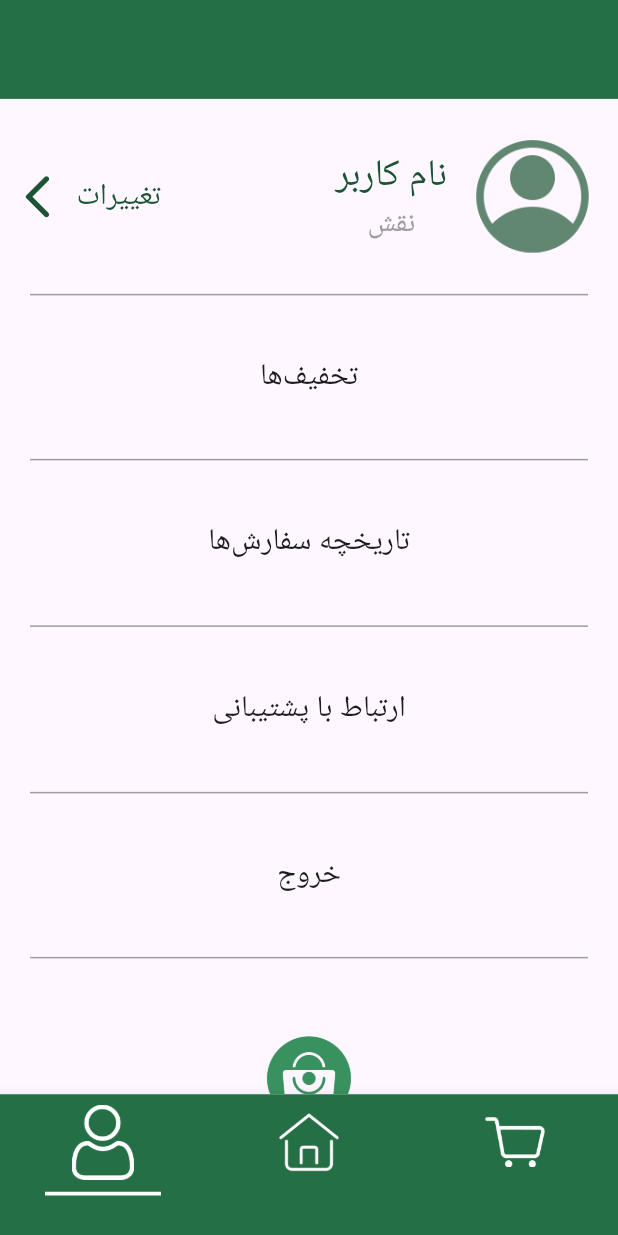
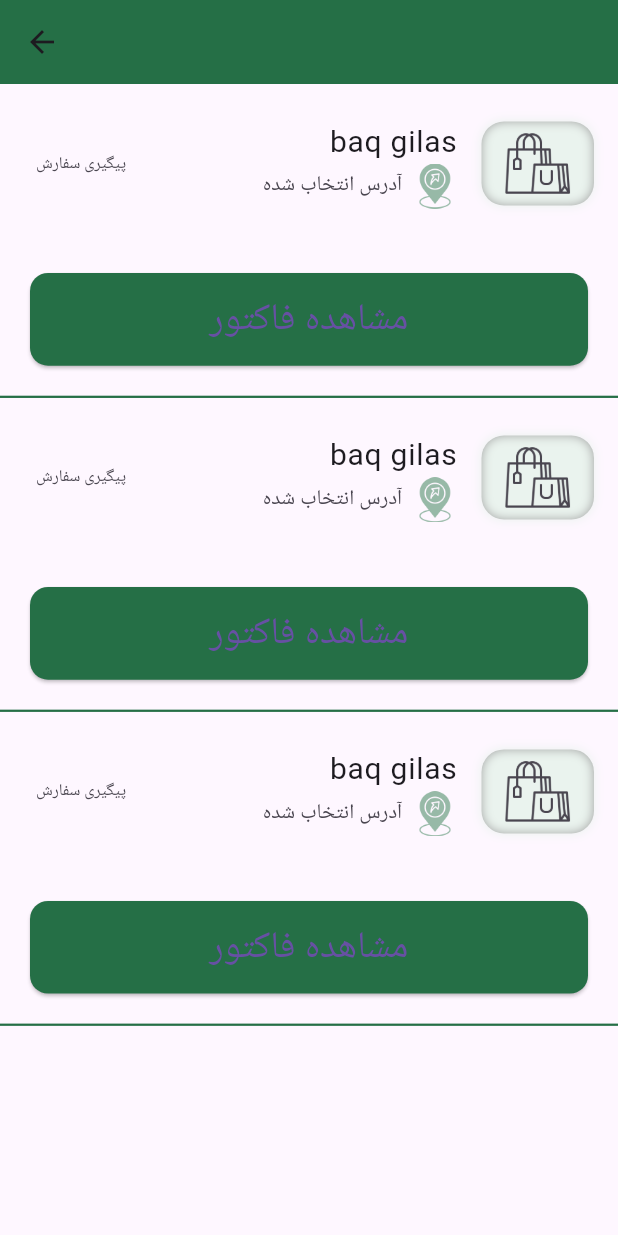
Before and after one commit to MohammadHuseyn/blink, a Flutter app: the screen it shows after launch, after a tap on "تاریخچه سفارش‌ها", on a phone screen of 412 x 824 dp. Run offline on Flutter 3.47's test engine with Material 3 defaults, Android fonts, the phone set to English and light mode, and no system bars; our stand-ins replace flutter_map, flutter_native_splash, latlong2; network calls fail; Roboto replaces fonts that are missing (shabnam).

Commit message:
order history / designing main page

```diff
--- a/lib/pages/Home.dart
+++ b/lib/pages/Home.dart
@@ -1,4 +1,5 @@
 import 'package:blink/pages/Chat.dart';
+import 'package:blink/pages/OrderHistory.dart';
 import 'package:blink/pages/OrderStatus.dart';
 import 'package:blink/pages/StorePage.dart';
 
@@ -257,7 +258,9 @@ class _HomeState extends State<Home> {
                         behavior: HitTestBehavior.translucent,
                         onTap: () {
                           print("tapped");
+                          Navigator.push(context, MaterialPageRoute(builder: (context)=> OrderHistory()));
                         },
+
                         child: Container(
                           margin: EdgeInsets.only(right: 20, left: 20),
                           padding: EdgeInsets.symmetric(vertical: 40),
--- /dev/null
+++ b/lib/pages/OrderHistory.dart
@@ -0,0 +1,117 @@
+import 'package:flutter/cupertino.dart';
+import 'package:flutter/material.dart';
+
+import 'Home.dart';
+import 'StorePage.dart';
+
+class OrderHistory extends StatelessWidget {
+  const OrderHistory({super.key});
+
+  @override
+  Widget build(BuildContext context) {
+    return Scaffold(
+        appBar: AppBar(
+          backgroundColor: Color(0xFF256F46),
+        ),
+        body: SingleChildScrollView(
+          child: Column(
+            children: [
+              card(context),
+              card(context),
+              card(context),
+            ],
+          ),
+        ));
+  }
+}
+
+card(context) {
+  return Directionality(
+    textDirection: TextDirection.rtl,
+    child: Container(
+      decoration: BoxDecoration(
+          border:
+              Border(bottom: BorderSide(color: Color(0xFF256f46), width: 1.5))),
+      child: Column(
+        children: [
+          Padding(
+            padding: const EdgeInsets.symmetric(vertical: 15),
+            child: ListTile(
+              leading: Container(
+                decoration: BoxDecoration(
+                    // color: Color(0xffEAF3EE),
+                    boxShadow: [
+                      const BoxShadow(
+                        color: Colors.grey,
+                      ),
+                      const BoxShadow(
+                        color: Color(0xffEAF3EE),
+                        spreadRadius: -0.2,
+                        blurRadius: 5.0,
+                      ),
+                    ],
+                    // color: Colors.red,
+                    borderRadius: BorderRadius.all(Radius.circular(15))),
+                child: Padding(
+                  padding: const EdgeInsets.all(5),
+                  child: ImageIcon(
+                    AssetImage("images/shop.png"),
+                    size: 65,
+                  ),
+                ),
+              ),
+              title: Text(
+                stores[0].name,
+                style: TextStyle(fontSize: 20),
+              ),
+              subtitle: Row(
+                children: [
+                  ImageIcon(
+                    AssetImage("images/location.png"),
+                    color: Color(0xFF97b9a7),
+                    size: 30,
+                  ),
+                  Text("  آدرس انتخاب شده"),
+                ],
+              ),
+              trailing: Text("پیگیری سفارش"),
+              onTap: () {
+                Navigator.push(
+                    context,
+                    MaterialPageRoute(
+                        builder: (context) => StorePage(store: stores[0])));
+              },
+            ),
+          ),
+          Padding(
+            padding: EdgeInsets.symmetric(vertical: 20, horizontal: 20),
+            child: SizedBox(
+              height: MediaQuery.of(context).size.height * 0.075,
+              width: MediaQuery.of(context).size.width,
+              child: ElevatedButton(
+                onPressed: () async {
+
+
+
+
+                },
+                child: Text(
+                  "مشاهده فاکتور",
+                  style: TextStyle(fontSize: 25),
+                ),
+                style: ButtonStyle(
+                    shape: MaterialStateProperty.all<RoundedRectangleBorder>(
+                      RoundedRectangleBorder(
+                        borderRadius: BorderRadius.circular(12),
+                      ),
+                    ),
+                    backgroundColor: MaterialStateColor.resolveWith(
+                        (states) => Color(0xFF256F46))),
+              ),
+            ),
+          ),
+        ],
+      ),
+    ),
+  );
+}
```
